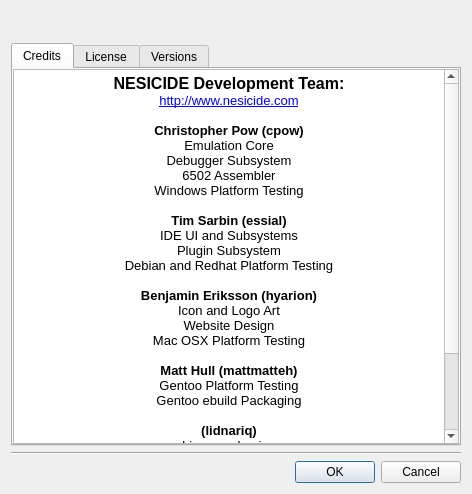
Old version of the form apps/nes-emulator/aboutdialog.ui in the repository christopherpow/nesicide.
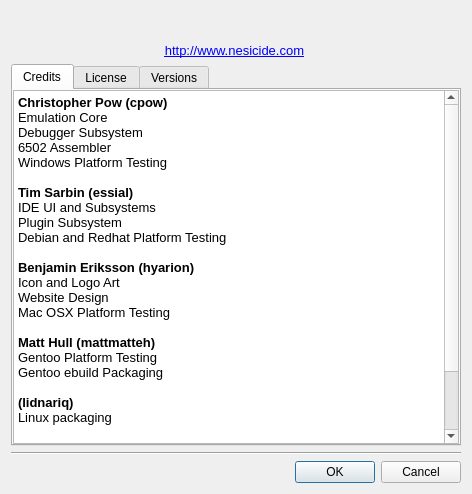
New version of the form. Icons and pictures are not drawn.

```diff
--- a/apps/nes-emulator/aboutdialog.ui
+++ b/apps/nes-emulator/aboutdialog.ui
@@ -60,6 +60,20 @@
      </item>
     </layout>
    </item>
+   <item>
+    <widget class="QLabel" name="label_2">
+     <property name="text">
+      <string>&lt;!DOCTYPE HTML PUBLIC &quot;-//W3C//DTD HTML 4.0//EN&quot; &quot;http://www.w3.org/TR/REC-html40/strict.dtd&quot;&gt;
+&lt;html&gt;&lt;head&gt;&lt;meta name=&quot;qrichtext&quot; content=&quot;1&quot; /&gt;&lt;style type=&quot;text/css&quot;&gt;
+p, li { white-space: pre-wrap; }
+&lt;/style&gt;&lt;/head&gt;&lt;body style=&quot; font-family:'MS Shell Dlg 2'; font-size:8.25pt; font-weight:400; font-style:normal;&quot;&gt;
+&lt;p align=&quot;center&quot; style=&quot; margin-top:0px; margin-bottom:0px; margin-left:0px; margin-right:0px; -qt-block-indent:0; text-indent:0px;&quot;&gt;&lt;a href=&quot;http://www.nesicide.com&quot;&gt;&lt;span style=&quot; font-family:'Sans'; font-size:10pt; text-decoration: underline; color:#0000ff;&quot;&gt;http://www.nesicide.com&lt;/span&gt;&lt;/a&gt; &lt;/p&gt;&lt;/body&gt;&lt;/html&gt;</string>
+     </property>
+     <property name="textFormat">
+      <enum>Qt::RichText</enum>
+     </property>
+    </widget>
+   </item>
    <item>
     <widget class="QTabWidget" name="tabWidget">
      <property name="currentIndex">
@@ -86,37 +100,34 @@
 &lt;table border=&quot;0&quot; style=&quot;-qt-table-type: root; margin-top:4px; margin-bottom:4px; margin-left:4px; margin-right:4px;&quot;&gt;
 &lt;tr&gt;
 &lt;td style=&quot;border: none;&quot;&gt;
-&lt;p align=&quot;center&quot; style=&quot; margin-top:0px; margin-bottom:0px; margin-left:0px; margin-right:0px; -qt-block-indent:0; text-indent:0px;&quot;&gt;&lt;span style=&quot; font-family:'Sans'; font-size:12pt; font-weight:600;&quot;&gt;NESICIDE Development Team:&lt;/span&gt;&lt;/p&gt;
-&lt;p align=&quot;center&quot; style=&quot; margin-top:0px; margin-bottom:0px; margin-left:0px; margin-right:0px; -qt-block-indent:0; text-indent:0px;&quot;&gt;&lt;a href=&quot;http://www.nesicide.com&quot;&gt;&lt;span style=&quot; font-family:'Sans'; font-size:10pt; text-decoration: underline; color:#0000ff;&quot;&gt;http://www.nesicide.com&lt;/span&gt;&lt;/a&gt;&lt;/p&gt;
-&lt;p align=&quot;center&quot; style=&quot;-qt-paragraph-type:empty; margin-top:0px; margin-bottom:0px; margin-left:0px; margin-right:0px; -qt-block-indent:0; text-indent:0px; font-family:'Sans'; font-size:10pt;&quot;&gt;&lt;/p&gt;
-&lt;p align=&quot;center&quot; style=&quot; margin-top:0px; margin-bottom:0px; margin-left:0px; margin-right:0px; -qt-block-indent:0; text-indent:0px;&quot;&gt;&lt;span style=&quot; font-family:'Sans'; font-size:10pt; font-weight:600;&quot;&gt;Christopher Pow (cpow)&lt;/span&gt;&lt;/p&gt;
-&lt;p align=&quot;center&quot; style=&quot; margin-top:0px; margin-bottom:0px; margin-left:0px; margin-right:0px; -qt-block-indent:0; text-indent:0px;&quot;&gt;&lt;span style=&quot; font-family:'Sans'; font-size:10pt;&quot;&gt;Emulation Core&lt;/span&gt;&lt;/p&gt;
-&lt;p align=&quot;center&quot; style=&quot; margin-top:0px; margin-bottom:0px; margin-left:0px; margin-right:0px; -qt-block-indent:0; text-indent:0px;&quot;&gt;&lt;span style=&quot; font-family:'Sans'; font-size:10pt;&quot;&gt;Debugger Subsystem&lt;/span&gt;&lt;/p&gt;
-&lt;p align=&quot;center&quot; style=&quot; margin-top:0px; margin-bottom:0px; margin-left:0px; margin-right:0px; -qt-block-indent:0; text-indent:0px;&quot;&gt;&lt;span style=&quot; font-family:'Sans'; font-size:10pt;&quot;&gt;6502 Assembler&lt;/span&gt;&lt;/p&gt;
-&lt;p align=&quot;center&quot; style=&quot; margin-top:0px; margin-bottom:0px; margin-left:0px; margin-right:0px; -qt-block-indent:0; text-indent:0px;&quot;&gt;&lt;span style=&quot; font-family:'Sans'; font-size:10pt;&quot;&gt;Windows Platform Testing&lt;/span&gt;&lt;/p&gt;
-&lt;p align=&quot;center&quot; style=&quot;-qt-paragraph-type:empty; margin-top:0px; margin-bottom:0px; margin-left:0px; margin-right:0px; -qt-block-indent:0; text-indent:0px; font-family:'Sans'; font-size:10pt;&quot;&gt;&lt;/p&gt;
-&lt;p align=&quot;center&quot; style=&quot; margin-top:0px; margin-bottom:0px; margin-left:0px; margin-right:0px; -qt-block-indent:0; text-indent:0px;&quot;&gt;&lt;span style=&quot; font-family:'Sans'; font-size:10pt; font-weight:600;&quot;&gt;Tim Sarbin (essial)&lt;/span&gt;&lt;/p&gt;
-&lt;p align=&quot;center&quot; style=&quot; margin-top:0px; margin-bottom:0px; margin-left:0px; margin-right:0px; -qt-block-indent:0; text-indent:0px;&quot;&gt;&lt;span style=&quot; font-family:'Sans'; font-size:10pt;&quot;&gt;IDE UI and Subsystems&lt;/span&gt;&lt;/p&gt;
-&lt;p align=&quot;center&quot; style=&quot; margin-top:0px; margin-bottom:0px; margin-left:0px; margin-right:0px; -qt-block-indent:0; text-indent:0px;&quot;&gt;&lt;span style=&quot; font-family:'Sans'; font-size:10pt;&quot;&gt;Plugin Subsystem&lt;/span&gt;&lt;/p&gt;
-&lt;p align=&quot;center&quot; style=&quot; margin-top:0px; margin-bottom:0px; margin-left:0px; margin-right:0px; -qt-block-indent:0; text-indent:0px;&quot;&gt;&lt;span style=&quot; font-family:'Sans'; font-size:10pt;&quot;&gt;Debian and Redhat Platform Testing&lt;/span&gt;&lt;/p&gt;
-&lt;p align=&quot;center&quot; style=&quot;-qt-paragraph-type:empty; margin-top:0px; margin-bottom:0px; margin-left:0px; margin-right:0px; -qt-block-indent:0; text-indent:0px; font-family:'Sans'; font-size:10pt;&quot;&gt;&lt;/p&gt;
-&lt;p align=&quot;center&quot; style=&quot; margin-top:0px; margin-bottom:0px; margin-left:0px; margin-right:0px; -qt-block-indent:0; text-indent:0px;&quot;&gt;&lt;span style=&quot; font-family:'Sans'; font-size:10pt; font-weight:600;&quot;&gt;Benjamin Eriksson (hyarion)&lt;/span&gt;&lt;/p&gt;
-&lt;p align=&quot;center&quot; style=&quot; margin-top:0px; margin-bottom:0px; margin-left:0px; margin-right:0px; -qt-block-indent:0; text-indent:0px;&quot;&gt;&lt;span style=&quot; font-family:'Sans'; font-size:10pt;&quot;&gt;Icon and Logo Art&lt;/span&gt;&lt;/p&gt;
-&lt;p align=&quot;center&quot; style=&quot; margin-top:0px; margin-bottom:0px; margin-left:0px; margin-right:0px; -qt-block-indent:0; text-indent:0px;&quot;&gt;&lt;span style=&quot; font-family:'Sans'; font-size:10pt;&quot;&gt;Website Design&lt;/span&gt;&lt;/p&gt;
-&lt;p align=&quot;center&quot; style=&quot; margin-top:0px; margin-bottom:0px; margin-left:0px; margin-right:0px; -qt-block-indent:0; text-indent:0px;&quot;&gt;&lt;span style=&quot; font-family:'Sans'; font-size:10pt;&quot;&gt;Mac OSX Platform Testing&lt;/span&gt;&lt;/p&gt;
-&lt;p align=&quot;center&quot; style=&quot;-qt-paragraph-type:empty; margin-top:0px; margin-bottom:0px; margin-left:0px; margin-right:0px; -qt-block-indent:0; text-indent:0px; font-family:'Sans'; font-size:10pt;&quot;&gt;&lt;/p&gt;
-&lt;p align=&quot;center&quot; style=&quot; margin-top:0px; margin-bottom:0px; margin-left:0px; margin-right:0px; -qt-block-indent:0; text-indent:0px;&quot;&gt;&lt;span style=&quot; font-family:'Sans'; font-size:10pt; font-weight:600;&quot;&gt;Matt Hull (mattmatteh)&lt;/span&gt;&lt;/p&gt;
-&lt;p align=&quot;center&quot; style=&quot; margin-top:0px; margin-bottom:0px; margin-left:0px; margin-right:0px; -qt-block-indent:0; text-indent:0px;&quot;&gt;&lt;span style=&quot; font-family:'Sans'; font-size:10pt;&quot;&gt;Gentoo Platform Testing&lt;/span&gt;&lt;/p&gt;
-&lt;p align=&quot;center&quot; style=&quot; margin-top:0px; margin-bottom:0px; margin-left:0px; margin-right:0px; -qt-block-indent:0; text-indent:0px;&quot;&gt;&lt;span style=&quot; font-family:'Sans'; font-size:10pt;&quot;&gt;Gentoo ebuild Packaging&lt;/span&gt;&lt;/p&gt;
-&lt;p align=&quot;center&quot; style=&quot;-qt-paragraph-type:empty; margin-top:0px; margin-bottom:0px; margin-left:0px; margin-right:0px; -qt-block-indent:0; text-indent:0px; font-family:'Sans'; font-size:10pt;&quot;&gt;&lt;/p&gt;
-&lt;p align=&quot;center&quot; style=&quot; margin-top:0px; margin-bottom:0px; margin-left:0px; margin-right:0px; -qt-block-indent:0; text-indent:0px;&quot;&gt;&lt;span style=&quot; font-family:'Sans'; font-size:10pt; font-weight:600;&quot;&gt;(lidnariq)&lt;/span&gt;&lt;/p&gt;
-&lt;p align=&quot;center&quot; style=&quot; margin-top:0px; margin-bottom:0px; margin-left:0px; margin-right:0px; -qt-block-indent:0; text-indent:0px;&quot;&gt;&lt;span style=&quot; font-family:'Sans'; font-size:10pt;&quot;&gt;Linux packaging&lt;/span&gt;&lt;/p&gt;
-&lt;p align=&quot;center&quot; style=&quot;-qt-paragraph-type:empty; margin-top:0px; margin-bottom:0px; margin-left:0px; margin-right:0px; -qt-block-indent:0; text-indent:0px; font-family:'Sans'; font-size:10pt;&quot;&gt;&lt;/p&gt;
-&lt;p align=&quot;center&quot; style=&quot; margin-top:0px; margin-bottom:0px; margin-left:0px; margin-right:0px; -qt-block-indent:0; text-indent:0px;&quot;&gt;&lt;span style=&quot; font-family:'Sans'; font-size:10pt; font-weight:600;&quot;&gt;(torrasque)&lt;/span&gt;&lt;/p&gt;
-&lt;p align=&quot;center&quot; style=&quot; margin-top:0px; margin-bottom:0px; margin-left:0px; margin-right:0px; -qt-block-indent:0; text-indent:0px;&quot;&gt;&lt;span style=&quot; font-family:'Sans'; font-size:10pt;&quot;&gt;Arch Linux packaging&lt;/span&gt;&lt;/p&gt;
-&lt;p align=&quot;center&quot; style=&quot;-qt-paragraph-type:empty; margin-top:0px; margin-bottom:0px; margin-left:0px; margin-right:0px; -qt-block-indent:0; text-indent:0px; font-family:'Sans'; font-size:10pt;&quot;&gt;&lt;/p&gt;
-&lt;p align=&quot;center&quot; style=&quot; margin-top:0px; margin-bottom:0px; margin-left:0px; margin-right:0px; -qt-block-indent:0; text-indent:0px;&quot;&gt;&lt;span style=&quot; font-family:'Sans'; font-size:10pt; font-weight:600;&quot;&gt;Damian Yerrick (tepples)&lt;/span&gt;&lt;/p&gt;
-&lt;p align=&quot;center&quot; style=&quot; margin-top:0px; margin-bottom:0px; margin-left:0px; margin-right:0px; -qt-block-indent:0; text-indent:0px;&quot;&gt;&lt;span style=&quot; font-family:'Sans'; font-size:10pt;&quot;&gt;Many example programs&lt;/span&gt;&lt;/p&gt;&lt;/td&gt;&lt;/tr&gt;&lt;/table&gt;&lt;/body&gt;&lt;/html&gt;</string>
+&lt;p style=&quot; margin-top:0px; margin-bottom:0px; margin-left:0px; margin-right:0px; -qt-block-indent:0; text-indent:0px;&quot;&gt;&lt;span style=&quot; font-family:'Sans'; font-size:10pt; font-weight:600;&quot;&gt;Christopher Pow (cpow)&lt;/span&gt;&lt;/p&gt;
+&lt;p style=&quot; margin-top:0px; margin-bottom:0px; margin-left:0px; margin-right:0px; -qt-block-indent:0; text-indent:0px;&quot;&gt;&lt;span style=&quot; font-family:'Sans'; font-size:10pt;&quot;&gt;Emulation Core&lt;/span&gt;&lt;/p&gt;
+&lt;p style=&quot; margin-top:0px; margin-bottom:0px; margin-left:0px; margin-right:0px; -qt-block-indent:0; text-indent:0px;&quot;&gt;&lt;span style=&quot; font-family:'Sans'; font-size:10pt;&quot;&gt;Debugger Subsystem&lt;/span&gt;&lt;/p&gt;
+&lt;p style=&quot; margin-top:0px; margin-bottom:0px; margin-left:0px; margin-right:0px; -qt-block-indent:0; text-indent:0px;&quot;&gt;&lt;span style=&quot; font-family:'Sans'; font-size:10pt;&quot;&gt;6502 Assembler&lt;/span&gt;&lt;/p&gt;
+&lt;p style=&quot; margin-top:0px; margin-bottom:0px; margin-left:0px; margin-right:0px; -qt-block-indent:0; text-indent:0px;&quot;&gt;&lt;span style=&quot; font-family:'Sans'; font-size:10pt;&quot;&gt;Windows Platform Testing&lt;/span&gt;&lt;/p&gt;
+&lt;p style=&quot;-qt-paragraph-type:empty; margin-top:0px; margin-bottom:0px; margin-left:0px; margin-right:0px; -qt-block-indent:0; text-indent:0px; font-family:'Sans'; font-size:10pt;&quot;&gt;&lt;/p&gt;
+&lt;p style=&quot; margin-top:0px; margin-bottom:0px; margin-left:0px; margin-right:0px; -qt-block-indent:0; text-indent:0px;&quot;&gt;&lt;span style=&quot; font-family:'Sans'; font-size:10pt; font-weight:600;&quot;&gt;Tim Sarbin (essial)&lt;/span&gt;&lt;/p&gt;
+&lt;p style=&quot; margin-top:0px; margin-bottom:0px; margin-left:0px; margin-right:0px; -qt-block-indent:0; text-indent:0px;&quot;&gt;&lt;span style=&quot; font-family:'Sans'; font-size:10pt;&quot;&gt;IDE UI and Subsystems&lt;/span&gt;&lt;/p&gt;
+&lt;p style=&quot; margin-top:0px; margin-bottom:0px; margin-left:0px; margin-right:0px; -qt-block-indent:0; text-indent:0px;&quot;&gt;&lt;span style=&quot; font-family:'Sans'; font-size:10pt;&quot;&gt;Plugin Subsystem&lt;/span&gt;&lt;/p&gt;
+&lt;p style=&quot; margin-top:0px; margin-bottom:0px; margin-left:0px; margin-right:0px; -qt-block-indent:0; text-indent:0px;&quot;&gt;&lt;span style=&quot; font-family:'Sans'; font-size:10pt;&quot;&gt;Debian and Redhat Platform Testing&lt;/span&gt;&lt;/p&gt;
+&lt;p style=&quot;-qt-paragraph-type:empty; margin-top:0px; margin-bottom:0px; margin-left:0px; margin-right:0px; -qt-block-indent:0; text-indent:0px; font-family:'Sans'; font-size:10pt;&quot;&gt;&lt;/p&gt;
+&lt;p style=&quot; margin-top:0px; margin-bottom:0px; margin-left:0px; margin-right:0px; -qt-block-indent:0; text-indent:0px;&quot;&gt;&lt;span style=&quot; font-family:'Sans'; font-size:10pt; font-weight:600;&quot;&gt;Benjamin Eriksson (hyarion)&lt;/span&gt;&lt;/p&gt;
+&lt;p style=&quot; margin-top:0px; margin-bottom:0px; margin-left:0px; margin-right:0px; -qt-block-indent:0; text-indent:0px;&quot;&gt;&lt;span style=&quot; font-family:'Sans'; font-size:10pt;&quot;&gt;Icon and Logo Art&lt;/span&gt;&lt;/p&gt;
+&lt;p style=&quot; margin-top:0px; margin-bottom:0px; margin-left:0px; margin-right:0px; -qt-block-indent:0; text-indent:0px;&quot;&gt;&lt;span style=&quot; font-family:'Sans'; font-size:10pt;&quot;&gt;Website Design&lt;/span&gt;&lt;/p&gt;
+&lt;p style=&quot; margin-top:0px; margin-bottom:0px; margin-left:0px; margin-right:0px; -qt-block-indent:0; text-indent:0px;&quot;&gt;&lt;span style=&quot; font-family:'Sans'; font-size:10pt;&quot;&gt;Mac OSX Platform Testing&lt;/span&gt;&lt;/p&gt;
+&lt;p style=&quot;-qt-paragraph-type:empty; margin-top:0px; margin-bottom:0px; margin-left:0px; margin-right:0px; -qt-block-indent:0; text-indent:0px; font-family:'Sans'; font-size:10pt;&quot;&gt;&lt;/p&gt;
+&lt;p style=&quot; margin-top:0px; margin-bottom:0px; margin-left:0px; margin-right:0px; -qt-block-indent:0; text-indent:0px;&quot;&gt;&lt;span style=&quot; font-family:'Sans'; font-size:10pt; font-weight:600;&quot;&gt;Matt Hull (mattmatteh)&lt;/span&gt;&lt;/p&gt;
+&lt;p style=&quot; margin-top:0px; margin-bottom:0px; margin-left:0px; margin-right:0px; -qt-block-indent:0; text-indent:0px;&quot;&gt;&lt;span style=&quot; font-family:'Sans'; font-size:10pt;&quot;&gt;Gentoo Platform Testing&lt;/span&gt;&lt;/p&gt;
+&lt;p style=&quot; margin-top:0px; margin-bottom:0px; margin-left:0px; margin-right:0px; -qt-block-indent:0; text-indent:0px;&quot;&gt;&lt;span style=&quot; font-family:'Sans'; font-size:10pt;&quot;&gt;Gentoo ebuild Packaging&lt;/span&gt;&lt;/p&gt;
+&lt;p style=&quot;-qt-paragraph-type:empty; margin-top:0px; margin-bottom:0px; margin-left:0px; margin-right:0px; -qt-block-indent:0; text-indent:0px; font-family:'Sans'; font-size:10pt;&quot;&gt;&lt;/p&gt;
+&lt;p style=&quot; margin-top:0px; margin-bottom:0px; margin-left:0px; margin-right:0px; -qt-block-indent:0; text-indent:0px;&quot;&gt;&lt;span style=&quot; font-family:'Sans'; font-size:10pt; font-weight:600;&quot;&gt;(lidnariq)&lt;/span&gt;&lt;/p&gt;
+&lt;p style=&quot; margin-top:0px; margin-bottom:0px; margin-left:0px; margin-right:0px; -qt-block-indent:0; text-indent:0px;&quot;&gt;&lt;span style=&quot; font-family:'Sans'; font-size:10pt;&quot;&gt;Linux packaging&lt;/span&gt;&lt;/p&gt;
+&lt;p style=&quot;-qt-paragraph-type:empty; margin-top:0px; margin-bottom:0px; margin-left:0px; margin-right:0px; -qt-block-indent:0; text-indent:0px; font-family:'Sans'; font-size:10pt;&quot;&gt;&lt;/p&gt;
+&lt;p style=&quot; margin-top:0px; margin-bottom:0px; margin-left:0px; margin-right:0px; -qt-block-indent:0; text-indent:0px;&quot;&gt;&lt;span style=&quot; font-family:'Sans'; font-size:10pt; font-weight:600;&quot;&gt;(torrasque)&lt;/span&gt;&lt;/p&gt;
+&lt;p style=&quot; margin-top:0px; margin-bottom:0px; margin-left:0px; margin-right:0px; -qt-block-indent:0; text-indent:0px;&quot;&gt;&lt;span style=&quot; font-family:'Sans'; font-size:10pt;&quot;&gt;Arch Linux packaging&lt;/span&gt;&lt;/p&gt;
+&lt;p style=&quot;-qt-paragraph-type:empty; margin-top:0px; margin-bottom:0px; margin-left:0px; margin-right:0px; -qt-block-indent:0; text-indent:0px; font-family:'Sans'; font-size:10pt;&quot;&gt;&lt;/p&gt;
+&lt;p style=&quot; margin-top:0px; margin-bottom:0px; margin-left:0px; margin-right:0px; -qt-block-indent:0; text-indent:0px;&quot;&gt;&lt;span style=&quot; font-family:'Sans'; font-size:10pt; font-weight:600;&quot;&gt;Damian Yerrick (tepples)&lt;/span&gt;&lt;/p&gt;
+&lt;p style=&quot; margin-top:0px; margin-bottom:0px; margin-left:0px; margin-right:0px; -qt-block-indent:0; text-indent:0px;&quot;&gt;&lt;span style=&quot; font-family:'Sans'; font-size:10pt;&quot;&gt;Many example programs&lt;/span&gt;&lt;/p&gt;&lt;/td&gt;&lt;/tr&gt;&lt;/table&gt;&lt;/body&gt;&lt;/html&gt;</string>
          </property>
         </widget>
        </item>
```
